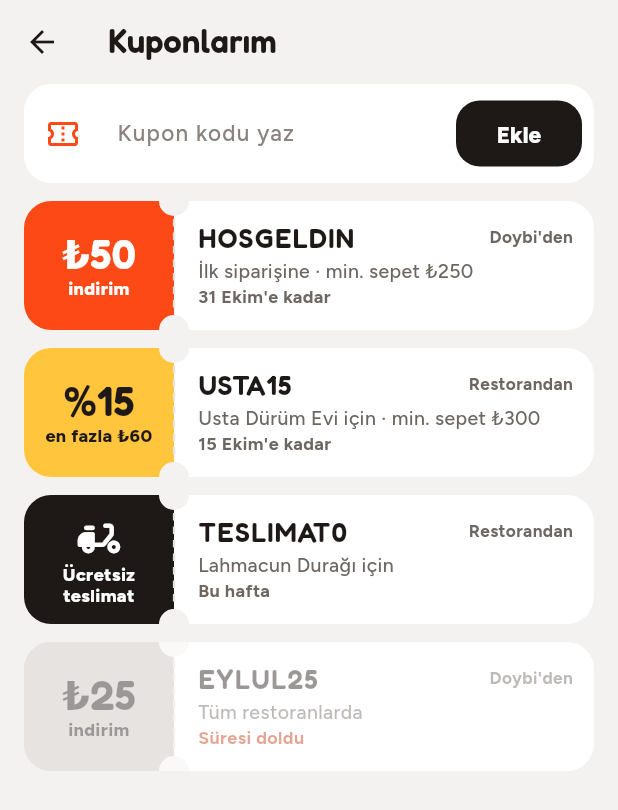
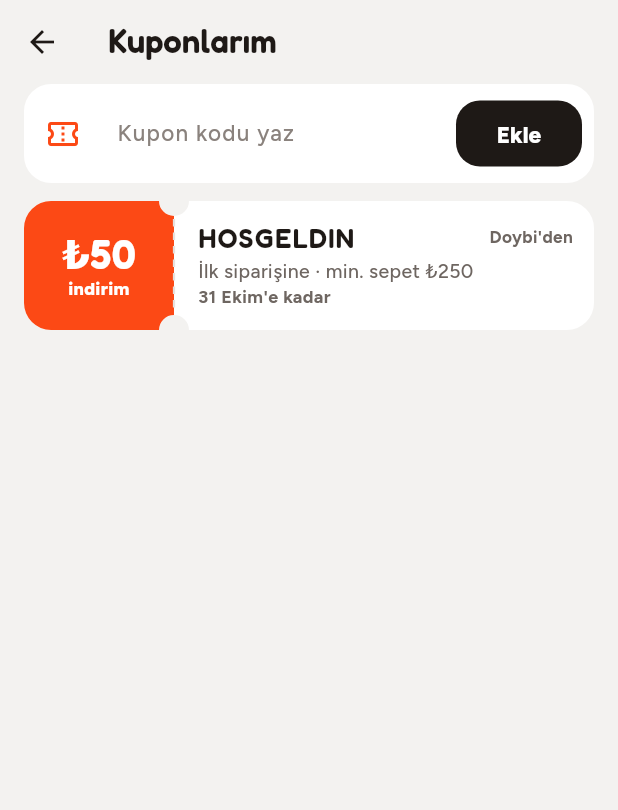
Before and after one commit to cankara46464646-eng/Doybi, a Flutter app: the AccountScreen screen opened directly, after a tap on "Kuponlarım", on a phone screen of 412 x 824 dp. Shown: the top 810 px of the screen. Run offline on Flutter 3.47's test engine with Material 3 defaults, Android fonts, the phone set to English and light mode, and no system bars; our stand-ins replace audioplayers, flutter_map, geolocator, image_picker, latlong2, qr_flutter and 2 more; missing offline and left inert: mobile_scanner; accounts and stored records are empty.

Commit message:
Kuponları yalnızca Doybi ekler: deneme restoran kuponları ve süresi dolan kupon kaldırıldı
- Başlangıçta sadece HOSGELDIN (Doybi) kuponu; cüzdanda başka kupon yok
- Kayıtlı verilerden eski deneme kuponları temizlenir

Co-Authored-By: Claude Opus 5.5 <noreply@anthropic.com>
Claude-Session: https://claude.ai/code/session_01KybL2GwJ9n7Rcow3hZ5yWu

```diff
--- a/lib/data/demo.dart
+++ b/lib/data/demo.dart
@@ -184,15 +184,16 @@ List<Restaurant> demoRestaurants() => [
       ),
     ];
 
+/// Kuponları yalnızca Doybi ekler (yönetim paneli). Başlangıçta sadece hoş geldin kuponu var.
 List<Coupon> demoCoupons() => [
       Coupon(code: 'HOSGELDIN', kind: 'tl', amount: 50, min: 250, payer: 'doybi', firstOrder: true, until: '31 Ekim\'e kadar'),
-      Coupon(code: 'USTA15', kind: 'yuzde', amount: 15, maxOff: 60, min: 300, restaurantId: 'UD', payer: 'restoran', until: '15 Ekim\'e kadar'),
-      Coupon(code: 'TESLIMAT0', kind: 'teslimat', amount: 0, min: 0, restaurantId: 'LD', payer: 'restoran', until: 'Bu hafta'),
-      Coupon(code: 'EYLUL25', kind: 'tl', amount: 25, min: 0, payer: 'doybi', until: 'Süresi doldu', expired: true),
     ];
 
+/// Eski deneme sürümlerinde olup artık kullanılmayan kuponlar.
+const retiredDemoCoupons = {'USTA15', 'TESLIMAT0', 'EYLUL25'};
+
 /// Kupon kullanım sayıları (uygulama öncesi, deneme verisi).
-const couponBaseUses = {'HOSGELDIN': 1204, 'USTA15': 86, 'TESLIMAT0': 31};
+const couponBaseUses = {'HOSGELDIN': 1204};
 
 /// Profilde gösterilen "N öğrenciye ısmarladı" (uygulama öncesi, deneme verisi).
 const ikramGivenBase = {'UD': 86, 'LD': 140, 'CK': 12};
--- a/lib/state/app_state.dart
+++ b/lib/state/app_state.dart
@@ -12,7 +12,7 @@ import '../logic/ikram.dart';
 import '../logic/location.dart';
 import '../logic/pricing.dart';
 
-const _dataVersion = 8;
+const _dataVersion = 9;
 const _key = 'doybi_state';
 
 /// Uygulamanın tüm durumu. Şimdilik telefonda tutulur; sunucu bağlanınca aynı işlemler oradan yapılacak.
@@ -98,6 +98,7 @@ class AppState extends ChangeNotifier {
           _fromJson(j);
           if (v <= 6) _migrateFreePeriods(); // ilk 3 ay ücretsiz kuralı
           if (v <= 7) _fillDemoPhotos(); // hazır fotoğraflar, logolar, fırsat fiyatları, afiş görselleri
+          if (v <= 8) _dropRetiredCoupons(); // Doybi'nin eklemediği eski deneme kuponları
         } else {
           // eski sürüm: deneme verisini yeniden kur, adres ve telefonu koru
           _seed();
@@ -136,7 +137,7 @@ class AppState extends ChangeNotifier {
     restaurants = demoRestaurants();
     orders = [];
     coupons = demoCoupons();
-    wallet = ['HOSGELDIN', 'USTA15', 'TESLIMAT0', 'EYLUL25'];
+    wallet = ['HOSGELDIN'];
     complaints = [];
     applications = demoApplications(t);
     shares = demoShares(t);
@@ -165,6 +166,13 @@ class AppState extends ChangeNotifier {
     ];
     firsatEndMin = 23 * 60 + 59;
     firsatHiddenDay = '';
+  }
+
+  /// Eski deneme kuponlarını (restoran kuponları, süresi dolmuş) kupon listesinden ve cüzdandan kaldırır.
+  void _dropRetiredCoupons() {
+    coupons.removeWhere((c) => retiredDemoCoupons.contains(c.code));
+    wallet.removeWhere(retiredDemoCoupons.contains);
+    if (chosenCoupon != null && retiredDemoCoupons.contains(chosenCoupon)) chosenCoupon = null;
   }
 
   /// İlk 3 dönem ücretsiz kuralına geçiş: deneme aboneliklerinin geçmişi ve ücretsiz dönem faturaları yenilenir,
```
